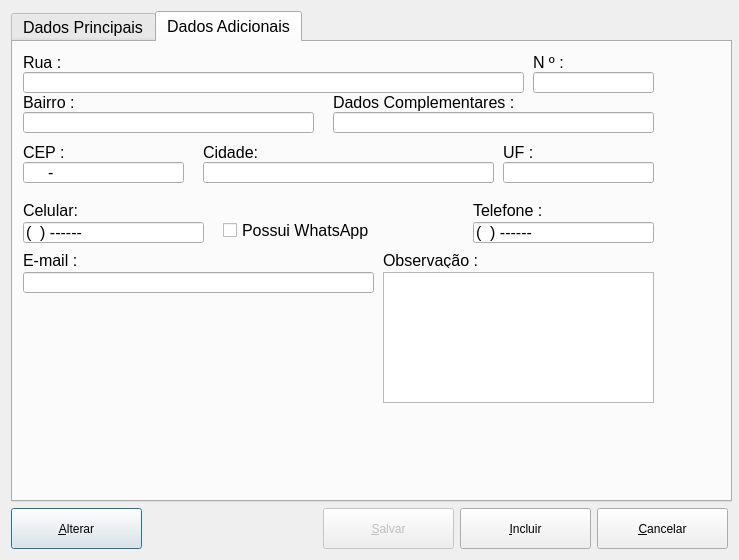
Above: ui/CadEmpresa.ui from Locked666/My-Finance-QtDesigner before the change. Below: the same form after it.
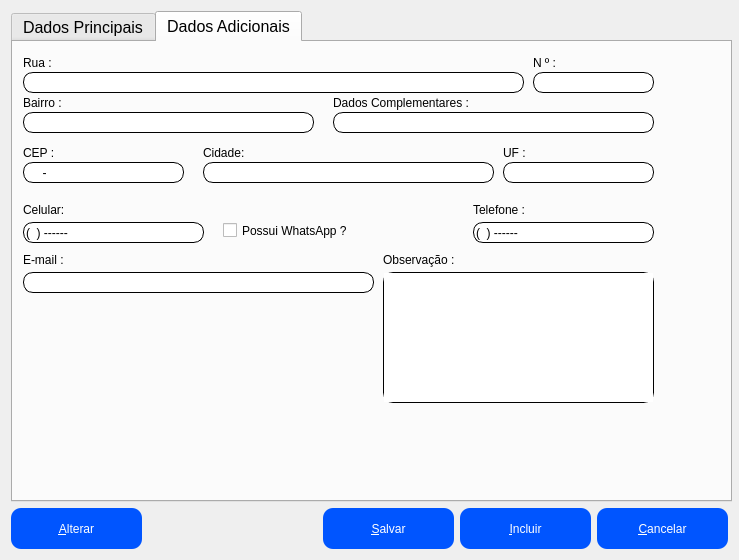
That is the form after the change. The open tabs and pages were chosen to show the change.

```diff
--- a/ui/CadEmpresa.ui
+++ b/ui/CadEmpresa.ui
@@ -25,6 +25,32 @@
   <property name="windowTitle">
    <string>Cadastro da Empresa</string>
   </property>
+  <property name="styleSheet">
+   <string notr="true">QPushButton{
+background-color: rgb(0, 85, 255);
+color: rgb(255, 255, 255);
+border-radius:10px
+}
+QPushButton:hover{
+background-color: rgb(255, 255, 255);
+	color: rgb(0, 0, 0);
+}
+
+QLineEdit{
+border:1px solid rgb(0, 0, 0);
+border-radius:10px
+}
+QPlainTextEdit{
+border:1px solid rgb(0, 0, 0);
+border-radius:10px
+}
+
+QLineEdit:hover{
+border:1px solid rgb(0, 0, 255);
+
+}
+</string>
+  </property>
   <layout class="QVBoxLayout" name="verticalLayout">
    <item>
     <widget class="QTabWidget" name="tabWidget">
```
Left out of the diff: 2 changed lines with no effect on the pictures.
